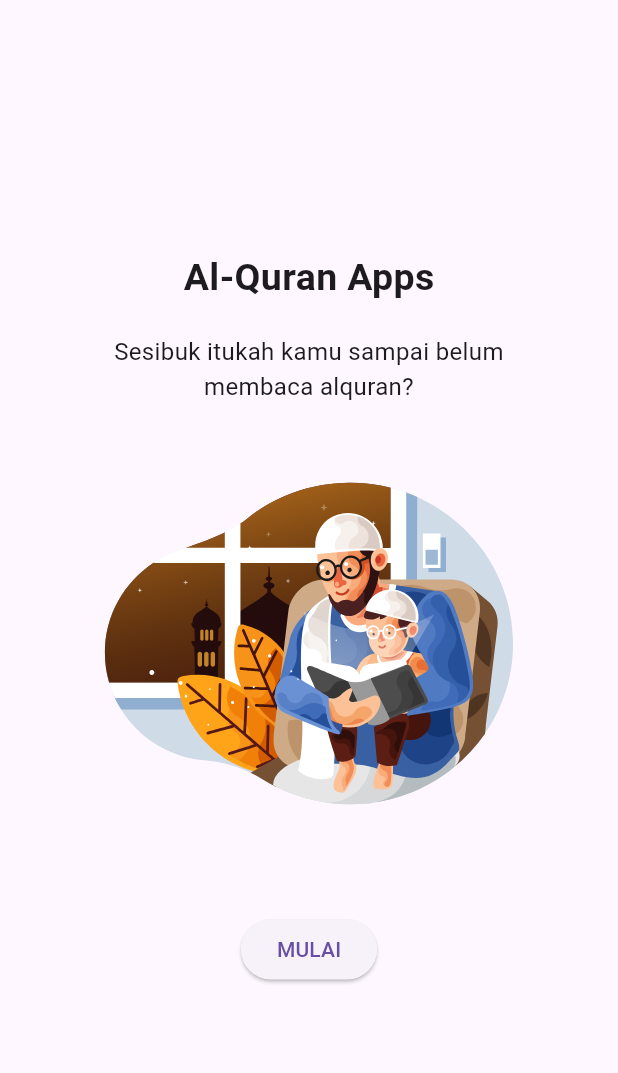
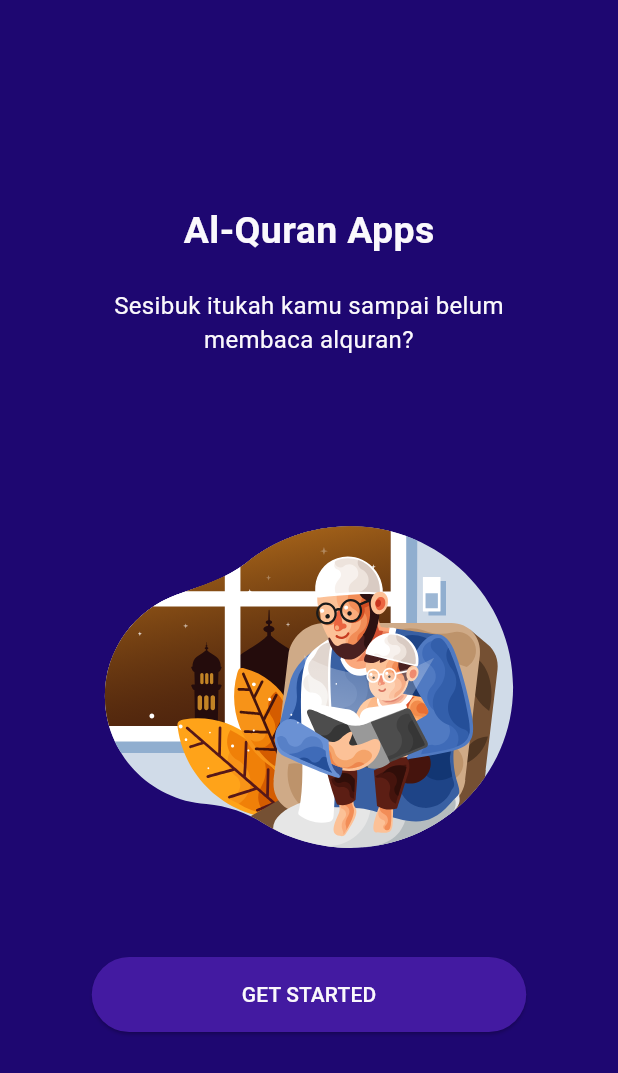
Before and after one commit to hafid-js/Al-Quran, a Flutter app: the screen it shows after launch, on a phone screen of 412 x 824 dp. Shown: the top 1073 px of the screen. Run offline on Flutter 3.47's test engine with Material 3 defaults, Android fonts, the phone set to English and light mode, and no system bars; our stand-ins replace get, lottie.

Commit message:
Introduction Theme

```diff
--- a/lib/app/modules/introduction/views/introduction_view.dart
+++ b/lib/app/modules/introduction/views/introduction_view.dart
@@ -1,3 +1,4 @@
+import 'package:alquran/app/contants/color.dart';
 import 'package:alquran/app/routes/app_pages.dart';
 import 'package:flutter/material.dart';
 
@@ -28,14 +29,23 @@ class IntroductionView extends GetView<IntroductionController> {
                 style: TextStyle(fontSize: 16),
               ),
             ),
-            SizedBox(height: 10),
+            SizedBox(height: 70),
             Container(
               width: 300,
               height: 300,
               child: Lottie.asset("assets/lotties/animasi-quran.json"),
             ),
             SizedBox(height: 30),
-            ElevatedButton(onPressed: () => Get.offAllNamed(Routes.HOME), child: Text("MULAI")),
+            ElevatedButton(
+              onPressed: () => Get.offAllNamed(Routes.HOME),
+              child: Text(
+                "GET STARTED",
+                style: TextStyle(
+                  color: Get.isDarkMode ? appWhite : appWhite,
+                ),
+              ),
+               style: ElevatedButton.styleFrom(backgroundColor: Get.isDarkMode ? appWhite : appPurple, padding: EdgeInsets.symmetric(horizontal: 100, vertical: 15)),
+            ),
           ],
         ),
       ),
--- a/lib/main.dart
+++ b/lib/main.dart
@@ -1,3 +1,4 @@
+import 'package:alquran/app/contants/color.dart';
 import 'package:flutter/material.dart';
 
 import 'package:get/get.dart';
@@ -7,6 +8,7 @@ import 'app/routes/app_pages.dart';
 void main() {
   runApp(
     GetMaterialApp(
+      theme: appDark,
       title: "Application",
       initialRoute: Routes.INTRODUCTION,
       getPages: AppPages.routes,
```
Also changed, not shown: lib/app/contants/color.dart (added, +30 -0 lines).
